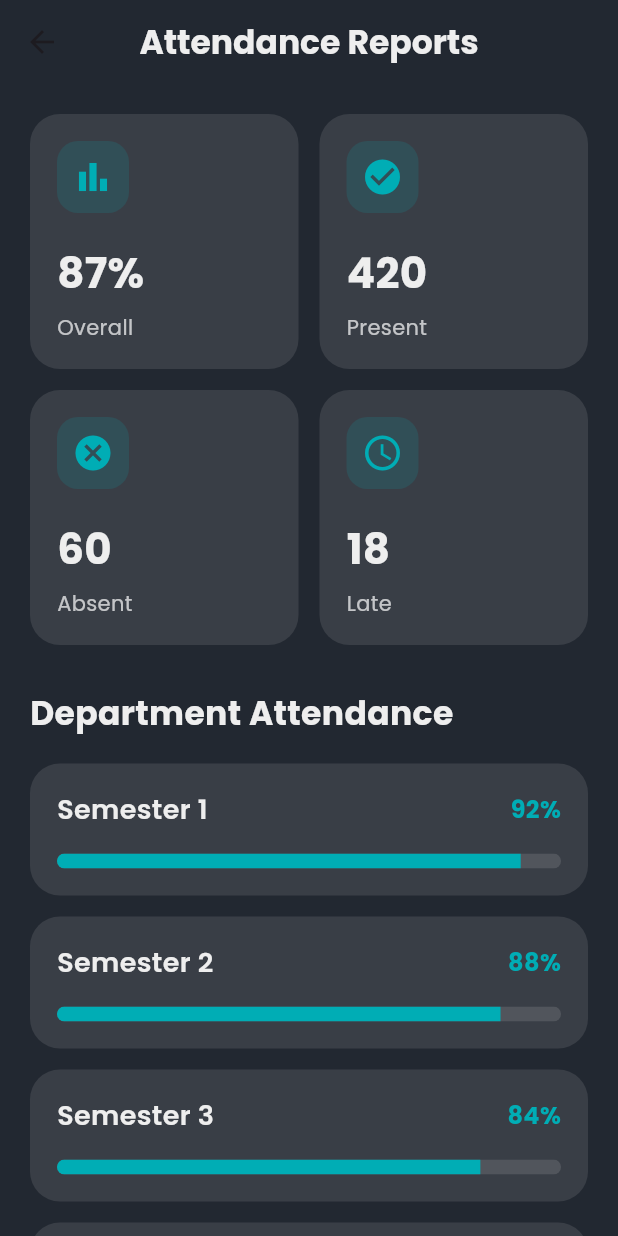
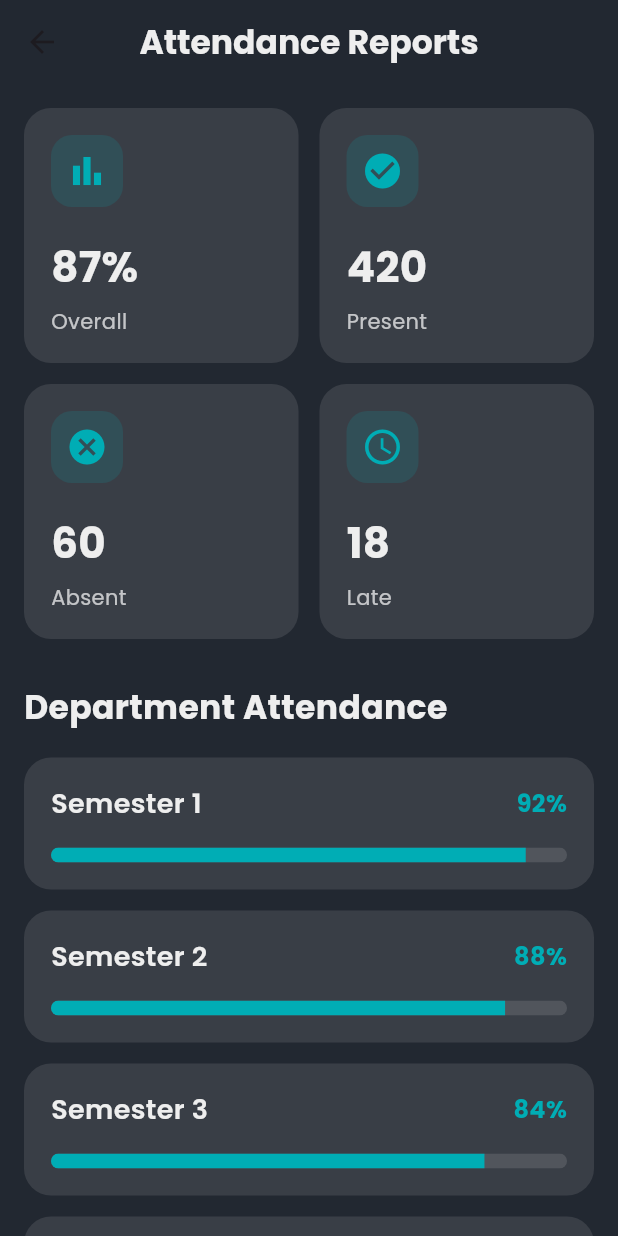
Before and after one commit to mhd-humraz/college-erp, a Flutter app: the AttendanceReportsPage screen opened directly, on a phone screen of 412 x 824 dp. Run offline on Flutter 3.47's test engine with Material 3 defaults, Android fonts, the phone set to English and light mode, and no system bars; our stand-ins replace image_picker.

Commit message:
theme and dependency updates

```diff
--- a/lib/utils/theme.dart
+++ b/lib/utils/theme.dart
@@ -6,13 +6,17 @@ class AppColors {
   static const Color card = Color(0xFF393E46);
   static const Color text = Color(0xFFEEEEEE);
 }
+
+
 class AppConstants {
-  static const String appName = "College ERP";
+  static const double defaultPadding = 16.0;
 
-  static const double defaultPadding = 20.0;
+  static const double borderRadius = 18.0;
 
-  static const double borderRadius = 20.0;
+  static const String appName =
+      'College ERP System';
 }
+
 class AppTheme {
   static ThemeData darkTheme = ThemeData(
     scaffoldBackgroundColor: AppColors.background,
--- a/pubspec.yaml
+++ b/pubspec.yaml
@@ -12,7 +12,6 @@ dependencies:
     sdk: flutter
   cupertino_icons: ^1.0.8
   http: ^1.2.1
-
 dev_dependencies:
   flutter_test:
     sdk: flutter
@@ -23,7 +22,7 @@ flutter:
 
   assets:
     - assets/fonts/
-    - assets/images/
+
   fonts:
     - family: Poppins
       fonts:
```
Also changed, not shown: pubspec.lock, 5 other files.
